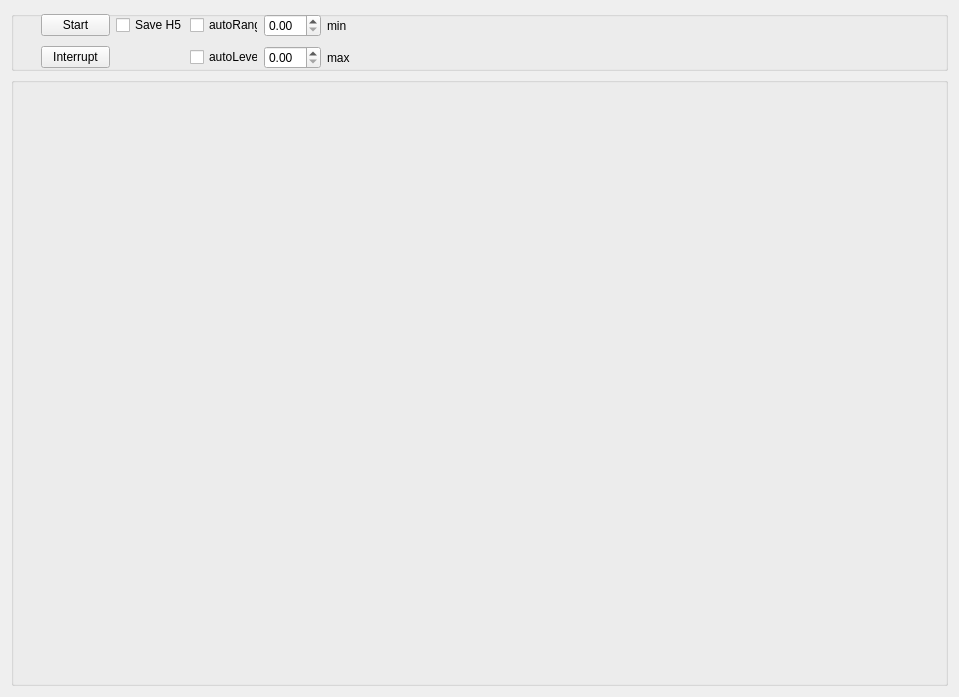
Above: src/PlantMacroscope/camera.ui from micropolimi/MAPPI before the change. Below: the same form after it.
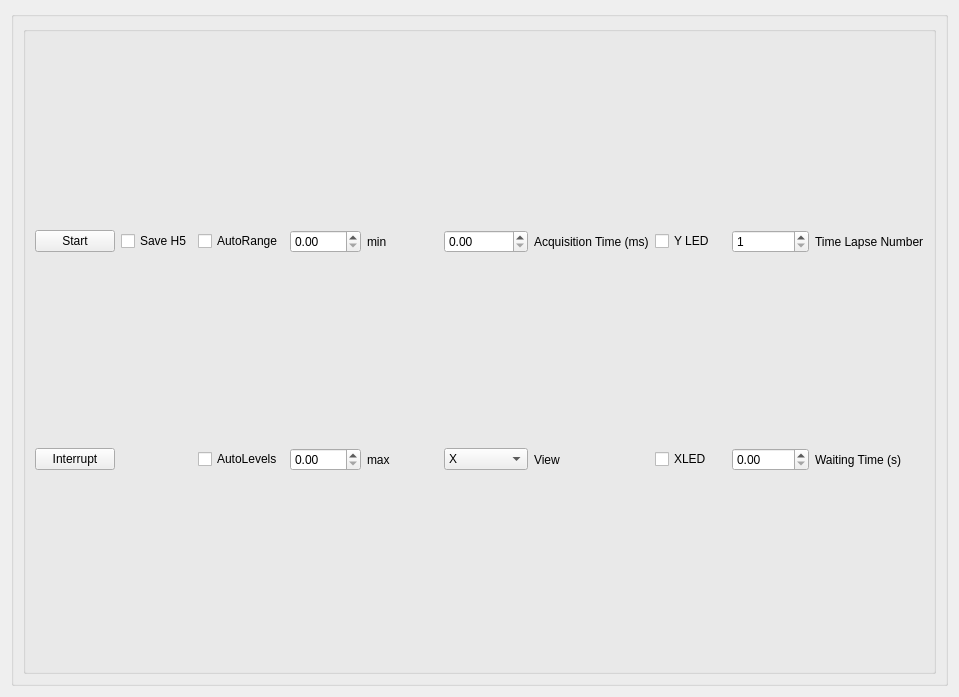
That is the form after the change.

```diff
--- a/src/PlantMacroscope/camera.ui
+++ b/src/PlantMacroscope/camera.ui
@@ -13,7 +13,7 @@
   <property name="windowTitle">
    <string>Form</string>
   </property>
-  <layout class="QGridLayout" name="gridLayout_2" rowstretch="0,1">
+  <layout class="QGridLayout" name="gridLayout_2" rowstretch="0,0">
    <item row="1" column="0">
     <widget class="QGroupBox" name="image_groupBox">
      <property name="title">
@@ -21,11 +21,7 @@
      </property>
      <layout class="QHBoxLayout" name="horizontalLayout">
       <item>
-       <layout class="QGridLayout" name="imageLayout"/>
-      </item>
-     </layout>
-    </widget>
-   </item>
+       <layout class="QGridLayout" name="imageLayout">
    <item row="0" column="0">
     <widget class="QGroupBox" name="settings_groupBox">
      <property name="minimumSize">
@@ -37,20 +33,11 @@
      <property name="title">
       <string/>
      </property>
-     <widget class="QWidget" name="gridLayoutWidget_2">
-      <property name="geometry">
-       <rect>
-        <x>30</x>
-        <y>0</y>
-        <width>309</width>
-        <height>61</height>
-       </rect>
-      </property>
       <layout class="QGridLayout" name="gridLayout">
-       <item row="0" column="0">
-        <widget class="QPushButton" name="start_pushButton">
+           <item row="1" column="10">
+            <widget class="QLabel" name="label_2">
          <property name="text">
-          <string>Start</string>
+              <string>Waiting Time (s)</string>
          </property>
         </widget>
        </item>
@@ -61,9 +48,74 @@
          </property>
         </widget>
        </item>
+           <item row="0" column="4">
+            <widget class="QLabel" name="level_max_label">
+             <property name="text">
+              <string>min</string>
+             </property>
+            </widget>
+           </item>
        <item row="0" column="3">
         <widget class="QDoubleSpinBox" name="min_doubleSpinBox"/>
        </item>
+           <item row="0" column="0">
+            <widget class="QPushButton" name="start_pushButton">
+             <property name="text">
+              <string>Start</string>
+             </property>
+            </widget>
+           </item>
+           <item row="0" column="2">
+            <widget class="QCheckBox" name="autoRange_checkbox">
+             <property name="text">
+              <string>AutoRange</string>
+             </property>
+            </widget>
+           </item>
+           <item row="1" column="9">
+            <widget class="QDoubleSpinBox" name="waiting_timeBox">
+             <property name="maximum">
+              <double>99999.990000000005239</double>
+             </property>
+            </widget>
+           </item>
+           <item row="0" column="9">
+            <widget class="QDoubleSpinBox" name="num_Box">
+             <property name="decimals">
+              <number>0</number>
+             </property>
+             <property name="minimum">
+              <double>1.000000000000000</double>
+             </property>
+             <property name="maximum">
+              <double>10000.000000000000000</double>
+             </property>
+            </widget>
+           </item>
+           <item row="0" column="5">
+            <widget class="QDoubleSpinBox" name="acquisitionBox">
+             <property name="maximum">
+              <double>100000.000000000000000</double>
+             </property>
+             <property name="singleStep">
+              <double>10.000000000000000</double>
+             </property>
+            </widget>
+           </item>
+           <item row="1" column="5">
+            <widget class="QComboBox" name="viewBox">
+             <item>
+              <property name="text">
+               <string>X</string>
+              </property>
+             </item>
+             <item>
+              <property name="text">
+               <string>Y</string>
+              </property>
+             </item>
+            </widget>
+           </item>
        <item row="0" column="1">
         <widget class="QCheckBox" name="save_h5_checkBox">
          <property name="text">
@@ -71,27 +123,20 @@
          </property>
         </widget>
        </item>
-       <item row="1" column="2">
-        <widget class="QCheckBox" name="autoLevels_checkbox">
-         <property name="text">
-          <string>autoLevels</string>
-         </property>
-        </widget>
-       </item>
-       <item row="0" column="2">
-        <widget class="QCheckBox" name="autoRange_checkbox">
-         <property name="text">
-          <string>autoRange</string>
-         </property>
-        </widget>
-       </item>
        <item row="1" column="3">
         <widget class="QDoubleSpinBox" name="max_doubleSpinBox"/>
        </item>
-       <item row="0" column="4">
-        <widget class="QLabel" name="level_max_label">
+           <item row="1" column="8">
+            <widget class="QCheckBox" name="led_x_Box">
          <property name="text">
-          <string>min</string>
+              <string>XLED</string>
+             </property>
+            </widget>
+           </item>
+           <item row="0" column="10">
+            <widget class="QLabel" name="label">
+             <property name="text">
+              <string>Time Lapse Number</string>
          </property>
         </widget>
        </item>
@@ -102,8 +147,40 @@
          </property>
         </widget>
        </item>
-      </layout>
-     </widget>
+           <item row="1" column="6">
+            <widget class="QLabel" name="label_4">
+             <property name="text">
+              <string>View</string>
+             </property>
+            </widget>
+           </item>
+           <item row="1" column="2">
+            <widget class="QCheckBox" name="autoLevels_checkbox">
+             <property name="text">
+              <string>AutoLevels</string>
+             </property>
+            </widget>
+           </item>
+           <item row="0" column="6">
+            <widget class="QLabel" name="label_3">
+             <property name="text">
+              <string>Acquisition Time (ms)</string>
+             </property>
+            </widget>
+           </item>
+           <item row="0" column="8">
+            <widget class="QCheckBox" name="led_y_Box">
+             <property name="text">
+              <string>Y LED</string>
+             </property>
+            </widget>
+           </item>
+          </layout>
+         </widget>
+        </item>
+       </layout>
+      </item>
+     </layout>
     </widget>
    </item>
   </layout>
```
Lines whose indentation alone changed are shown as unchanged.
